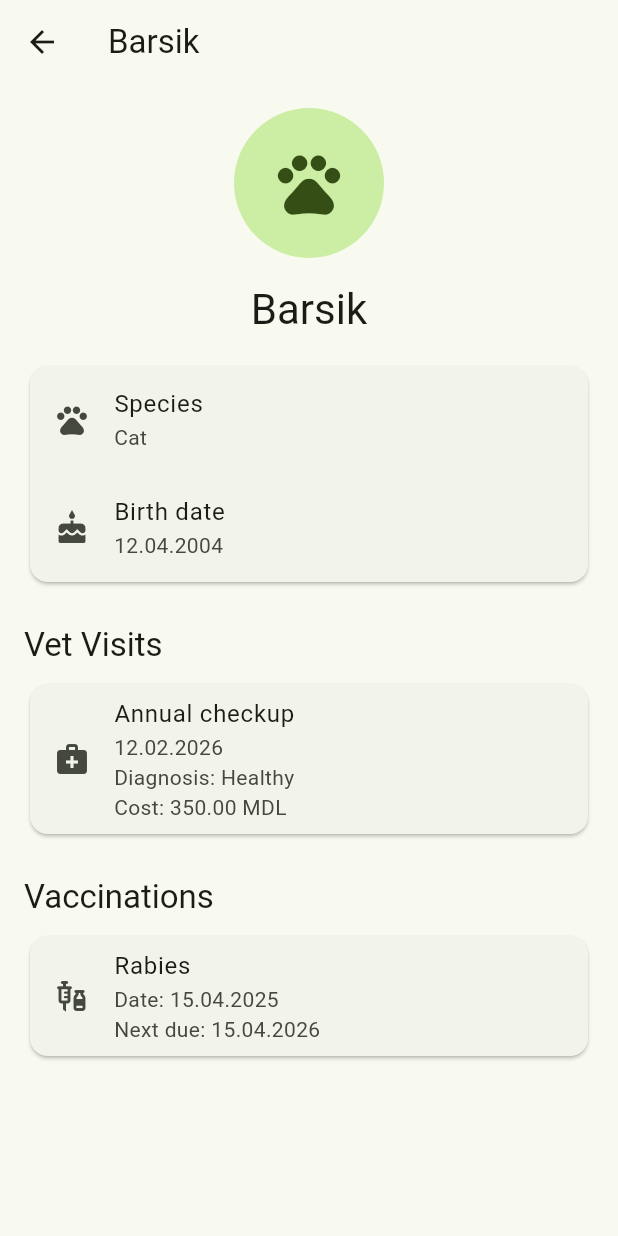
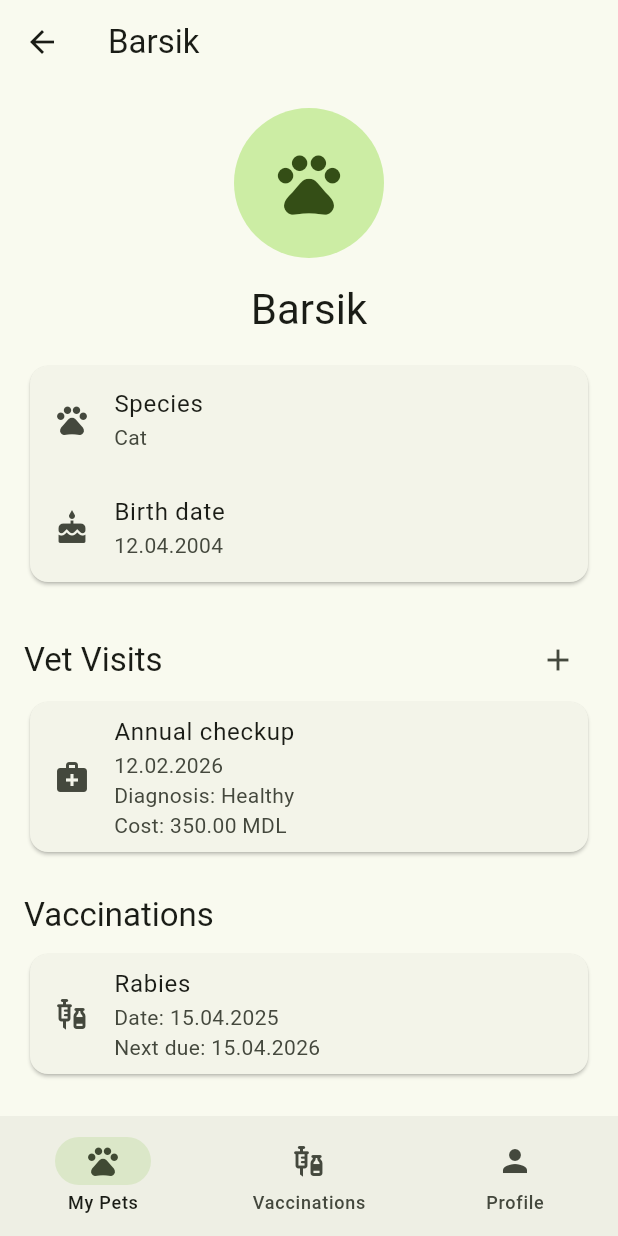
Before and after one commit to Raval3593rgb/PAM, a Flutter app: the PetsScreen screen opened by its route, after a tap on "Barsik", on a phone screen of 412 x 824 dp. Run offline on Flutter 3.47's test engine with Material 3 defaults, Android fonts, the phone set to English and light mode, and no system bars; our stand-ins replace go_router.

Commit message:
Add persistent navigation tabs with StatefulShellRoute

```diff
--- a/lib/router.dart
+++ b/lib/router.dart
@@ -1,8 +1,8 @@
+
 import 'package:flutter/material.dart';
 import 'package:go_router/go_router.dart';
 
 import 'data/mock_data.dart';
-import 'screens/home_screen.dart';
 import 'screens/login_screen.dart';
 import 'screens/pet_screen.dart';
 import 'screens/pet_details_screen.dart';
@@ -10,24 +10,44 @@ import 'screens/pet_form_screen.dart';
 import 'screens/vet_visit_form_screen.dart';
 import 'screens/vaccination_calendar_screen.dart';
 import 'screens/profile_screen.dart';
+import 'widgets/app_shell.dart';
 
 final GoRouter appRouter = GoRouter(
-  initialLocation: '/',
+  initialLocation: '/login',
   routes: [
-    GoRoute(path: '/', builder: (context, state) => const HomeScreen()),
-    GoRoute(path: '/login', builder: (context, state) => const LoginScreen()),
+    // Login находится вне нижней панели.
+    GoRoute(
+      path: '/login',
+      builder: (context, state) => const LoginScreen(),
+    ),
+
+    StatefulShellRoute.indexedStack(
+      builder: (context, state, navigationShell) {
+        return AppShell(
+          navigationShell: navigationShell,
+        );
+      },
+      branches: [
+        // Вкладка 1: питомцы.
+        StatefulShellBranch(
+          routes: [
             GoRoute(
               path: '/pets',
-      builder: (context, state) => const PetsScreen(),
+              builder: (context, state) =>
+                  const PetsScreen(),
               routes: [
+                // Фиксированный маршрут перед :id.
                 GoRoute(
                   path: 'new',
-          builder: (context, state) => const PetFormScreen(),
+                  builder: (context, state) =>
+                      const PetFormScreen(),
                 ),
                 GoRoute(
                   path: ':id',
                   builder: (context, state) {
-            final id = int.tryParse(state.pathParameters['id'] ?? '');
+                    final id = int.tryParse(
+                      state.pathParameters['id'] ?? '',
+                    );
 
                     Pet? selectedPet;
 
@@ -39,25 +59,52 @@ final GoRouter appRouter = GoRouter(
                     }
 
                     if (selectedPet == null) {
-              return const Scaffold(body: Center(child: Text('Pet not found')));
+                      return const Scaffold(
+                        body: Center(
+                          child: Text('Pet not found'),
+                        ),
+                      );
                     }
 
-            return PetDetailsScreen(pet: selectedPet);
+                    return PetDetailsScreen(
+                      pet: selectedPet,
+                    );
                   },
+                  routes: [
+                    GoRoute(
+                      path: 'visits/new',
+                      builder: (context, state) =>
+                          const VetVisitFormScreen(),
                     ),
                   ],
                 ),
-    GoRoute(
-      path: '/visits/new',
-      builder: (context, state) => const VetVisitFormScreen(),
+              ],
             ),
+          ],
+        ),
+
+        // Вкладка 2: календарь вакцинаций.
+        StatefulShellBranch(
+          routes: [
             GoRoute(
               path: '/vaccinations',
-      builder: (context, state) => const VaccinationCalendarScreen(),
+              builder: (context, state) =>
+                  const VaccinationCalendarScreen(),
             ),
+          ],
+        ),
+
+        // Вкладка 3: профиль.
+        StatefulShellBranch(
+          routes: [
             GoRoute(
               path: '/profile',
-      builder: (context, state) => const ProfileScreen(),
+              builder: (context, state) =>
+                  const ProfileScreen(),
+            ),
+          ],
+        ),
+      ],
     ),
   ],
 );
--- a/lib/screens/login_screen.dart
+++ b/lib/screens/login_screen.dart
@@ -1,4 +1,6 @@
+
 import 'package:flutter/material.dart';
+import 'package:go_router/go_router.dart';
 
 class LoginScreen extends StatelessWidget {
   const LoginScreen({super.key});
@@ -14,27 +16,27 @@ class LoginScreen extends StatelessWidget {
         child: Column(
           children: [
             const TextField(
+              keyboardType: TextInputType.emailAddress,
               decoration: InputDecoration(
                 labelText: 'Email',
+                border: OutlineInputBorder(),
               ),
             ),
-
-            const SizedBox(height:16),
-
-            TextField(
+            const SizedBox(height: 16),
+            const TextField(
               obscureText: true,
               decoration: InputDecoration(
                 labelText: 'Password',
+                border: OutlineInputBorder(),
               ),
             ),
-
-            const SizedBox(height:16),
-
+            const SizedBox(height: 16),
             FilledButton(
               onPressed: () {
+                context.go('/pets');
               },
-            child: const Text('Sign In')
-            )
+              child: const Text('Sign In'),
+            ),
           ],
         ),
       ),
--- a/lib/screens/pet_details_screen.dart
+++ b/lib/screens/pet_details_screen.dart
@@ -1,4 +1,6 @@
+
 import 'package:flutter/material.dart';
+import 'package:go_router/go_router.dart';
 
 import '../data/mock_data.dart';
 import '../widgets/pet_avatar.dart';
@@ -23,31 +25,23 @@ class PetDetailsScreen extends StatelessWidget {
         .toList();
 
     return Scaffold(
-      appBar: AppBar(
-        title: Text(pet.name),
-      ),
-      body: SingleChildScrollView(
+      appBar: AppBar(title: Text(pet.name)),
+      body: ListView(
         padding: const EdgeInsets.all(16),
-        child: Column(
-          crossAxisAlignment: CrossAxisAlignment.start,
         children: [
           const Center(
-              child: PetAvatar(
-                radius: 50,
+            child: PetAvatar(radius: 50),
           ),
-            ),
-
           const SizedBox(height: 16),
-
           Center(
             child: Text(
               pet.name,
-                style: Theme.of(context).textTheme.headlineMedium,
+              style: Theme.of(context)
+                  .textTheme
+                  .headlineMedium,
             ),
           ),
-
           const SizedBox(height: 16),
-
           Card(
             child: Column(
               children: [
@@ -56,7 +50,6 @@ class PetDetailsScreen extends StatelessWidget {
                   title: 'Species',
                   value: pet.species,
                 ),
-
                 InfoTile(
                   icon: Icons.cake,
                   title: 'Birth date',
@@ -65,23 +58,37 @@ class PetDetailsScreen extends StatelessWidget {
               ],
             ),
           ),
-
           const SizedBox(height: 24),
-
+          Row(
+            mainAxisAlignment:
+                MainAxisAlignment.spaceBetween,
+            children: [
               Text(
                 'Vet Visits',
-              style: Theme.of(context).textTheme.titleLarge,
+                style: Theme.of(context)
+                    .textTheme
+                    .titleLarge,
               ),
-
-            const SizedBox(height: 8),
-
+              IconButton(
+                icon: const Icon(Icons.add),
+                tooltip: 'Add Vet Visit',
+                onPressed: () {
+                  context.push(
+                    '/pets/${pet.id}/visits/new',
+                  );
+                },
+              ),
+            ],
+          ),
           if (visits.isEmpty)
             const Text('No vet visits')
           else
             ...visits.map(
               (visit) => Card(
                 child: ListTile(
-                    leading: const Icon(Icons.medical_services),
+                  leading: const Icon(
+                    Icons.medical_services,
+                  ),
                   title: Text(visit.reason),
                   subtitle: Text(
                     '${visit.date}\n'
@@ -91,16 +98,14 @@ class PetDetailsScreen extends StatelessWidget {
                 ),
               ),
             ),
-
           const SizedBox(height: 24),
-
           Text(
             'Vaccinations',
-              style: Theme.of(context).textTheme.titleLarge,
+            style: Theme.of(context)
+                .textTheme
+                .titleLarge,
           ),
-
           const SizedBox(height: 8),
-
           if (vaccinations.isEmpty)
             const Text('No vaccinations')
           else
@@ -118,7 +123,6 @@ class PetDetailsScreen extends StatelessWidget {
             ),
         ],
       ),
-      ),
     );
   }
 }
--- /dev/null
+++ b/lib/widgets/app_shell.dart
@@ -0,0 +1,39 @@
+
+import 'package:flutter/material.dart';
+import 'package:go_router/go_router.dart';
+
+class AppShell extends StatelessWidget {
+  final StatefulNavigationShell navigationShell;
+
+  const AppShell({
+    super.key,
+    required this.navigationShell,
+  });
+
+  @override
+  Widget build(BuildContext context) {
+    return Scaffold(
+      body: navigationShell,
+      bottomNavigationBar: NavigationBar(
+        selectedIndex: navigationShell.currentIndex,
+        onDestinationSelected: (index) {
+          navigationShell.goBranch(index);
+        },
+        destinations: const [
+          NavigationDestination(
+            icon: Icon(Icons.pets),
+            label: 'My Pets',
+          ),
+          NavigationDestination(
+            icon: Icon(Icons.vaccines),
+            label: 'Vaccinations',
+          ),
+          NavigationDestination(
+            icon: Icon(Icons.person),
+            label: 'Profile',
+          ),
+        ],
+      ),
+    );
+  }
+}
```
Lines whose indentation alone changed are shown as unchanged.
